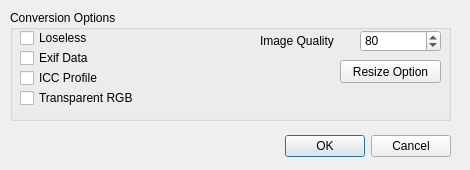
Before: the Qt Designer form Resources/ConversionOptions.ui in C4NU/Paddie, drawn with Qt 5.
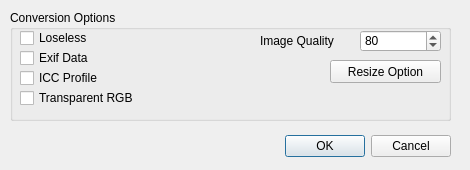
After: the same form once the commit is applied.

What changed in the file:
```diff
--- a/Resources/ConversionOptions.ui
+++ b/Resources/ConversionOptions.ui
@@ -128,9 +128,9 @@
    <widget class="QPushButton" name="open_resize_option_button">
     <property name="geometry">
      <rect>
-      <x>330</x>
+      <x>320</x>
       <y>50</y>
-      <width>101</width>
+      <width>111</width>
       <height>23</height>
      </rect>
     </property>
```
Left out of the diff: 3 changed lines with no effect on the pictures.
